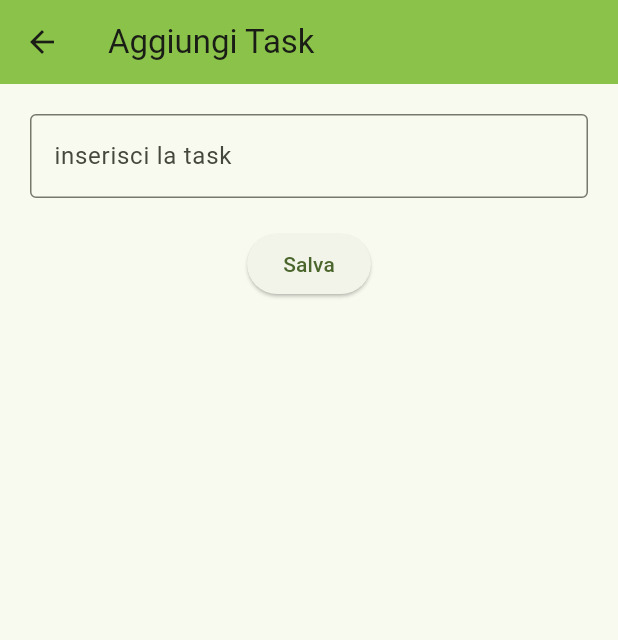
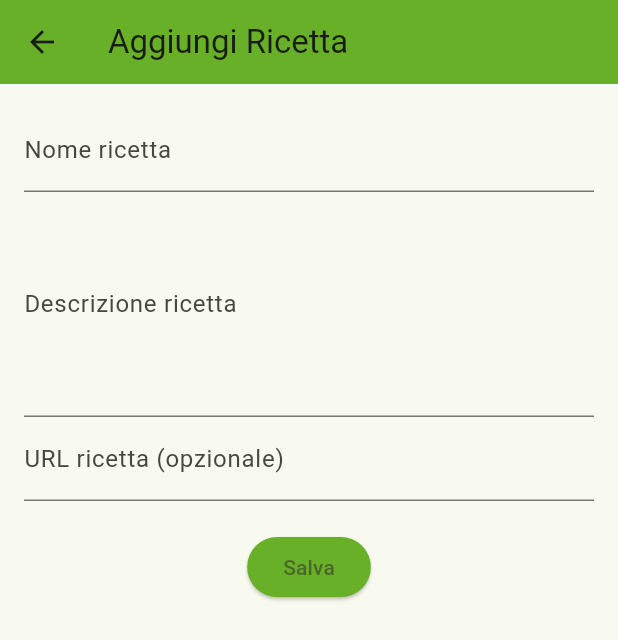
Before and after one commit to AlessiaTolotti/azerty-, a Flutter app: the screen it shows after launch, after a tap on the "add" icon, on a phone screen of 412 x 824 dp. Shown: the top 640 px of the screen. Run offline on Flutter 3.47's test engine with Material 3 defaults, Android fonts, the light colour scheme and no system bars; drawn by our look-alikes of reactive_forms.

Commit message:
creati main, ricetta, add_ricetta_page

```diff
--- /dev/null
+++ b/lib/add_ricetta_page.dart
@@ -0,0 +1,68 @@
+import 'package:flutter/material.dart';
+import 'ricetta.dart';
+
+class AddRicettaPage extends StatefulWidget {
+  final Function(Ricetta) onAggiungi;
+
+  AddRicettaPage({required this.onAggiungi});
+
+  @override
+  _AddRicettaPageState createState() => _AddRicettaPageState();
+}
+
+class _AddRicettaPageState extends State<AddRicettaPage> {
+  final TextEditingController nomeController = TextEditingController();
+  final TextEditingController descrizioneController = TextEditingController();
+  final TextEditingController urlController = TextEditingController();
+
+  @override
+  Widget build(BuildContext context) {
+    return Scaffold(
+      appBar: AppBar(
+        backgroundColor: const Color.fromARGB(255, 103, 176, 39),
+        title: Text("Aggiungi Ricetta"),
+      ),
+      body: Padding(
+        padding: const EdgeInsets.all(16.0),
+        child: Column(
+          children: [
+            TextField(
+              controller: nomeController,
+              decoration: InputDecoration(labelText: "Nome ricetta"),
+            ),
+            SizedBox(
+        height: 150, // cambia l'altezza come vuoi 👀
+        child: TextField(
+        controller: descrizioneController,
+        maxLines: null,
+        expands: true,
+        decoration: InputDecoration(labelText: "Descrizione ricetta"),
+      ),
+            ),
+            TextField(
+              controller: urlController,
+              decoration: InputDecoration(labelText: "URL ricetta (opzionale)"),
+            ),
+            SizedBox(height: 20),
+            ElevatedButton(
+              style: ElevatedButton.styleFrom(
+                backgroundColor: const Color.fromARGB(255, 103, 176, 39),
+              ),
+              onPressed: () {
+                final nuovaRicetta = Ricetta(
+                  nome: nomeController.text,
+                  descrizione: descrizioneController.text,
+                  url: urlController.text,
+                );
+
+                widget.onAggiungi(nuovaRicetta);
+                 Navigator.pop(context, nuovaRicetta);
+              },
+              child: Text("Salva"),
+            )
+          ],
+        ),
+      ),
+    );
+  }
+}
--- a/lib/add_task_page.dart
+++ /dev/null
@@ -1,76 +0,0 @@
-import 'package:flutter/material.dart';
-import 'package:reactive_forms/reactive_forms.dart';
-import 'todo.dart';
-
-class AddTaskPage extends StatefulWidget {
-  const AddTaskPage({super.key});
-
-  @override
-  State<AddTaskPage> createState() => _AddTaskPageState();
-}
-
-class _AddTaskPageState extends State<AddTaskPage> {
-  late final FormGroup _form;
-
-  @override
-  void initState() {
-    super.initState();
-    _form = FormGroup({
-      "task": FormControl<String>(
-        value: "",
-        validators: [RequiredValidator(), MinLengthValidator(3)],
-      ),
-    });
-  }
-
-  @override
-  void dispose() {
-    _form.dispose();
-    super.dispose();
-  }
-
-  @override
-  Widget build(BuildContext context) {
-    return Scaffold(
-      appBar: AppBar(
-        title: const Text('Aggiungi Task'),
-        backgroundColor: Colors.lightGreen,
-      ),
-      body: Padding(
-        padding: const EdgeInsets.all(20),
-        child: ReactiveForm(
-          formGroup: _form,
-          child: Column(
-            children: [
-              ReactiveTextField(
-                formControlName: "task",
-                decoration: const InputDecoration(
-                  hintText: 'inserisci la task',
-                  border: OutlineInputBorder(),
-                ),
-                validationMessages: {
-                  ValidationMessage.required: (_) => 'Per favore inserisci una task',
-                  ValidationMessage.minLength: (_) => 'Inserisci almeno 3 caratteri',
-                },
-              ),
-              const SizedBox(height: 20),
-              ElevatedButton(
-                onPressed: _submit,
-                child: const Text('Salva'),
-              ),
-            ],
-          ),
-        ),
-      ),
-    );
-  }
-
-  void _submit() {
-    if (!_form.valid) return;
-    final newTask = Todo(
-      title: _form.control("task").value,
-      createdAt: DateTime.now(),
-    );
-    Navigator.pop(context, newTask);
-  }
-}
--- a/lib/main.dart
+++ b/lib/main.dart
@@ -1,6 +1,6 @@
 import 'package:flutter/material.dart';
-import 'todo.dart';
-import 'add_task_page.dart';
+import 'ricetta.dart';
+import 'add_ricetta_page.dart';
 
 void main() {
   runApp(const MyApp());
@@ -12,26 +12,26 @@ class MyApp extends StatelessWidget {
   @override
   Widget build(BuildContext context) {
     return MaterialApp(
-      title: 'TODO App',
+      title: 'Ricette App',
       theme: ThemeData(
         colorScheme: ColorScheme.fromSeed(seedColor: Colors.lightGreen),
       ),
-      home: const MyHomePage(title: 'TODO'),
+      home: const RicetteHome(title: 'Ricette'),
     );
   }
 }
 
-class MyHomePage extends StatefulWidget {
-  const MyHomePage({super.key, required this.title});
+class RicetteHome extends StatefulWidget {
+  const RicetteHome({super.key, required this.title});
 
   final String title;
 
   @override
-  State<MyHomePage> createState() => _MyHomePageState();
+  State<RicetteHome> createState() => _RicetteHomeState();
 }
 
-class _MyHomePageState extends State<MyHomePage> {
-  final _list = <Todo>[];
+class _RicetteHomeState extends State<RicetteHome> {
+  final List<Ricetta> _ricette = [];
 
   @override
   Widget build(BuildContext context) {
@@ -39,72 +39,39 @@ class _MyHomePageState extends State<MyHomePage> {
       appBar: AppBar(
         backgroundColor: Theme.of(context).colorScheme.inversePrimary,
         title: Text(widget.title),
-        actions: [
-          ElevatedButton.icon(
-            icon: const Icon(Icons.refresh),
-            onPressed: () {
-              setState(() {
-                _list.clear();
-              });
-            },
-            label: const Text('Reset All'),
-          ),
-          const SizedBox(width: 8),
-          ElevatedButton.icon(
-            icon: const Icon(Icons.invert_colors),
-            onPressed: () {
-              setState(() {
-                for (var i = 0; i < _list.length; i++) {
-                  _list[i].isDone = !_list[i].isDone;
-                }
-              });
-            },
-            label: const Text('Invert All'),
-          ),
-          const SizedBox(width: 20),
-        ],
       ),
       body: Center(
         child: ListView(
           children: [
-            if (_list.isEmpty)
-              const Text("non c'è niente"),
-            for (final (i, todo) in _list.indexed)
-              CheckboxListTile(
-                value: todo.isDone,
-                title: Text(
-                  todo.title,
-                  style: TextStyle(
-                    decoration: todo.isDone ? TextDecoration.lineThrough : null,
-                  ),
-                ),
-                onChanged: (value) {
-                  if (value == null) return;
-                  setState(() {
-                    _list[i].isDone = value;
-                  });
-                },
+            if (_ricette.isEmpty)
+              const Padding(
+                padding: EdgeInsets.all(16.0),
+                child: Text("qui non c'è niente"),
               ),
+            for (final ricetta in _ricette)
+              ListTile(
+                title: Text(ricetta.nome),
+              )
           ],
         ),
       ),
       floatingActionButton: FloatingActionButton(
-        onPressed: _goToAddTask,
         child: const Icon(Icons.add),
+        onPressed: _vaiAggiungiRicetta,
       ),
     );
   }
 
-  Future<void> _goToAddTask() async {
-    final result = await Navigator.push<Todo>(
+  Future<void> _vaiAggiungiRicetta() async {
+    final result = await Navigator.push<Ricetta>(
       context,
-      MaterialPageRoute(builder: (context) => const AddTaskPage()),
+      MaterialPageRoute(builder: (context) => AddRicettaPage(onAggiungi: (Ricetta p1) {  },)),
     );
 
     if (result == null) return;
 
     setState(() {
-      _list.add(result);
+      _ricette.add(result);
     });
   }
 }
--- /dev/null
+++ b/lib/ricetta.dart
@@ -0,0 +1,11 @@
+class Ricetta {
+  final String nome;
+  final String descrizione;
+  final String url;
+
+  Ricetta({
+    required this.nome,
+    required this.descrizione,
+    required this.url,
+  });
+}
--- a/lib/todo.dart
+++ /dev/null
@@ -1,13 +0,0 @@
-class Todo {
-  Todo({
-    required this.createdAt,
-    required this.title,
-    this.isDone = false,
-    this.expiresAt,
-  });
-
-  bool isDone;
-  String title;
-  DateTime createdAt;
-  DateTime? expiresAt;
-}
--- a/pubspec.yaml
+++ b/pubspec.yaml
@@ -11,6 +11,7 @@ dependencies:
     sdk: flutter
   reactive_forms: ^18.1.1
   flutter_lints: ^5.0.0
+  url_launcher: ^6.3.2
 
 flutter:
   uses-material-design: true
```
Also changed, not shown: pubspec.lock, 5 other files.
